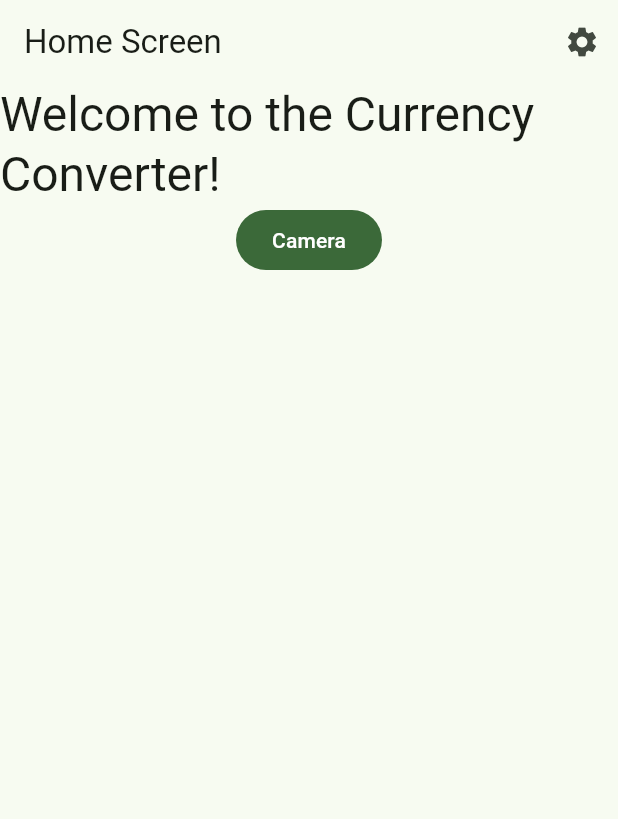
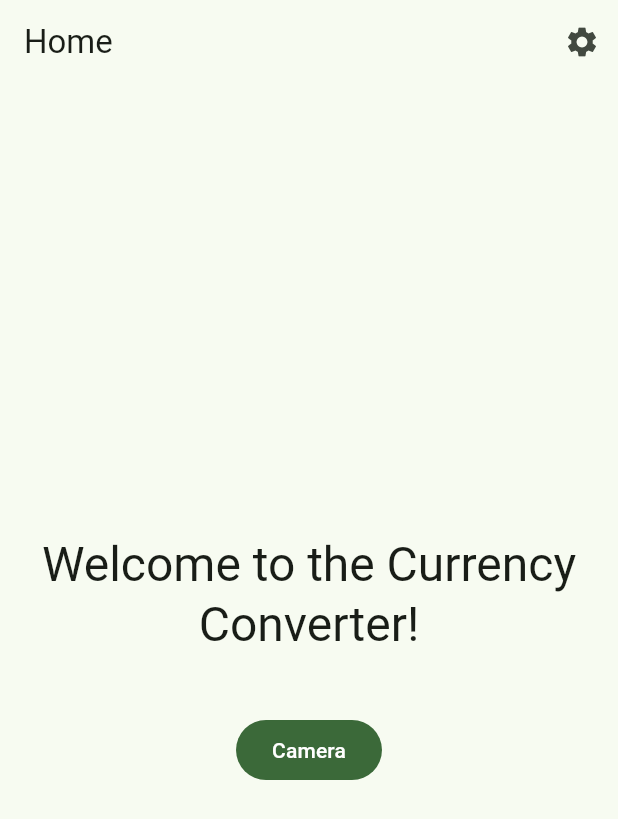
Before and after one commit to turtledev1/currency_converter, a Flutter app: the screen it shows after launch, on a phone screen of 412 x 824 dp. Shown: the top 819 px of the screen. Run offline on Flutter 3.47's test engine with Material 3 defaults, Android fonts, the phone set to English and light mode, and no system bars; our stand-ins replace flutter_bloc, freezed_annotation, get_it, go_router, injectable, shared_preferences.

```diff
--- a/lib/screens/home_screen.dart
+++ b/lib/screens/home_screen.dart
@@ -11,7 +11,7 @@ class HomeScreen extends StatelessWidget {
   Widget build(BuildContext context) {
     return Scaffold(
       appBar: AppBar(
-        title: const Text('Home Screen'),
+        title: const Text('Home'),
         actions: [
           IconButton(
             icon: const Icon(Icons.settings),
@@ -23,8 +23,14 @@ class HomeScreen extends StatelessWidget {
       ),
       body: Center(
         child: Column(
+          mainAxisAlignment: MainAxisAlignment.center,
+          spacing: 40,
           children: [
-            Text('Welcome to the Currency Converter!', style: Theme.of(context).textTheme.headlineLarge),
+            Text(
+              'Welcome to the Currency Converter!',
+              style: Theme.of(context).textTheme.headlineLarge,
+              textAlign: TextAlign.center,
+            ),
             FilledButton(
               onPressed: () {
                 context.pushNamed(RouteNames.camera);
--- a/lib/settings/settings_cubit.dart
+++ b/lib/settings/settings_cubit.dart
@@ -1,7 +1,7 @@
 import 'dart:convert';
 
 import 'package:currency_converter/datasources/local_storage_service.dart';
-import 'package:currency_converter/datasources/settings.dart';
+import 'package:currency_converter/datasources/models/settings.dart';
 import 'package:currency_converter/settings/settings_state.dart';
 import 'package:flutter/material.dart';
 import 'package:flutter_bloc/flutter_bloc.dart';
@@ -18,6 +18,7 @@ class SettingsCubit extends Cubit<SettingsState> {
     _localStorageService.read(storageKey).then((settings) {
       if (settings == null) {
         emit(const SettingsState.loaded(settings: Settings(theme: ThemeMode.system)));
+        emit(const SettingsState.updated(settings: Settings(theme: ThemeMode.system)));
         return;
       }
 
--- a/lib/settings/settings_state.dart
+++ b/lib/settings/settings_state.dart
@@ -1,4 +1,4 @@
-import 'package:currency_converter/datasources/settings.dart';
+import 'package:currency_converter/datasources/models/settings.dart';
 import 'package:freezed_annotation/freezed_annotation.dart';
 
 part 'settings_state.freezed.dart';
```
Also changed, not shown: lib/settings/settings_screen.dart (+65 -16 lines), lib/datasources/models/settings.dart (renamed from lib/datasources/settings.dart), lib/datasources/models/settings.freezed.dart (renamed from lib/datasources/settings.freezed.dart), lib/datasources/models/settings.g.dart (renamed from lib/datasources/settings.g.dart).
